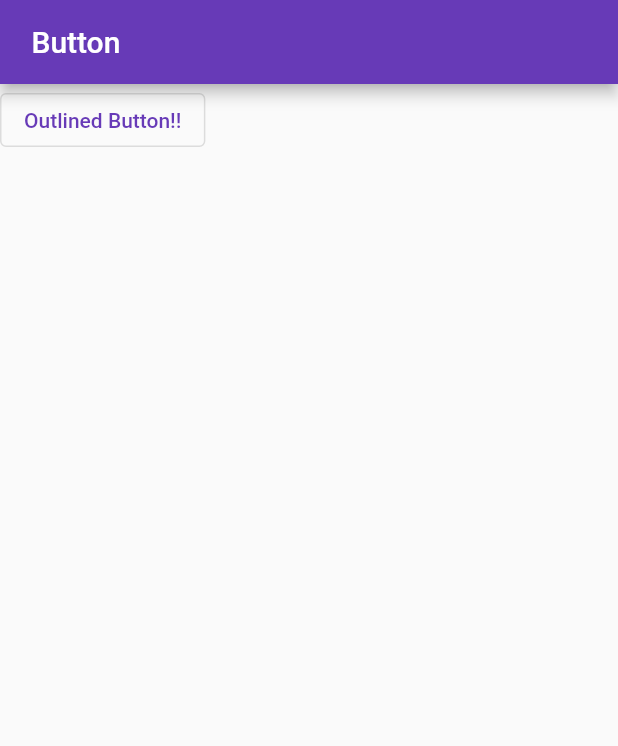
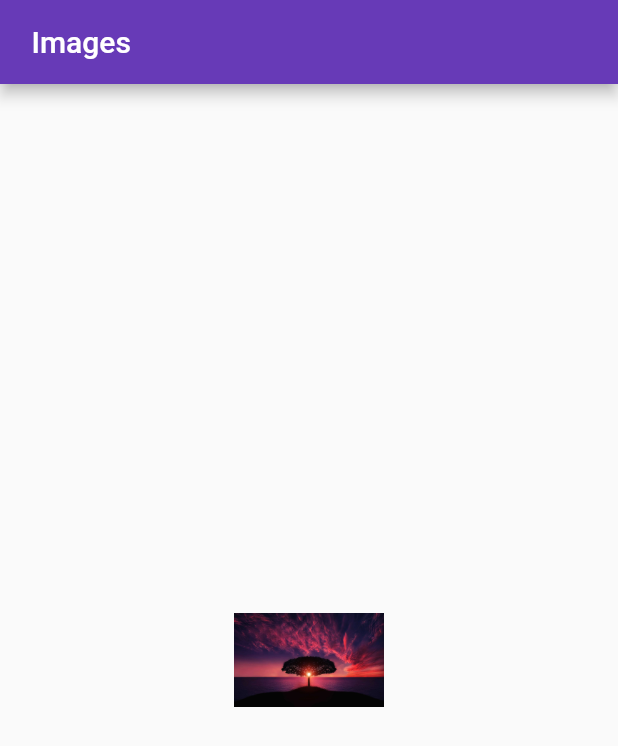
Before and after one commit to kotdroidA/my_app, a Flutter app: the screen it shows after launch, on a phone screen of 412 x 824 dp. Shown: the top 746 px of the screen. Run offline on Flutter 3.47's test engine with Material 2 defaults, Android fonts, the phone set to English and light mode, and no system bars.

Commit message:
How to add images in the App

```diff
--- a/lib/main.dart
+++ b/lib/main.dart
@@ -54,15 +54,13 @@ class _MyHomePageState extends State<MyHomePage> {
       appBar: AppBar(
         // Here we take the value from the MyHomePage object that was created by
         // the App.build method, and use it to set our appbar title.
-        title: Text(' Button '),
+        title: Text(' Images '),
       ),
-      body:OutlinedButton(
-            child: Text("Outlined Button!!"),
-        onPressed: (){
-              print("Outlined Clicked!");
-        },
-      )
-
+      body:Center(
+          child: Container(
+              width: 100,
+              height:100 ,
+              child: Image.asset('assets/images/ic_tree`.jpg')))
       );
 
   }
--- a/pubspec.yaml
+++ b/pubspec.yaml
@@ -58,9 +58,9 @@ flutter:
   uses-material-design: true
 
   # To add assets to your application, add an assets section, like this:
-  # assets:
-  #   - images/a_dot_burr.jpeg
-  #   - images/a_dot_ham.jpeg
+  assets:
+    - assets/images/
+
 
   # An image asset can refer to one or more resolution-specific "variants", see
   # https://flutter.dev/assets-and-images/#resolution-aware
```
Also changed, not shown: assets/images/flutter_icon.png (added), assets/images/ic_tree`.jpg (added).
